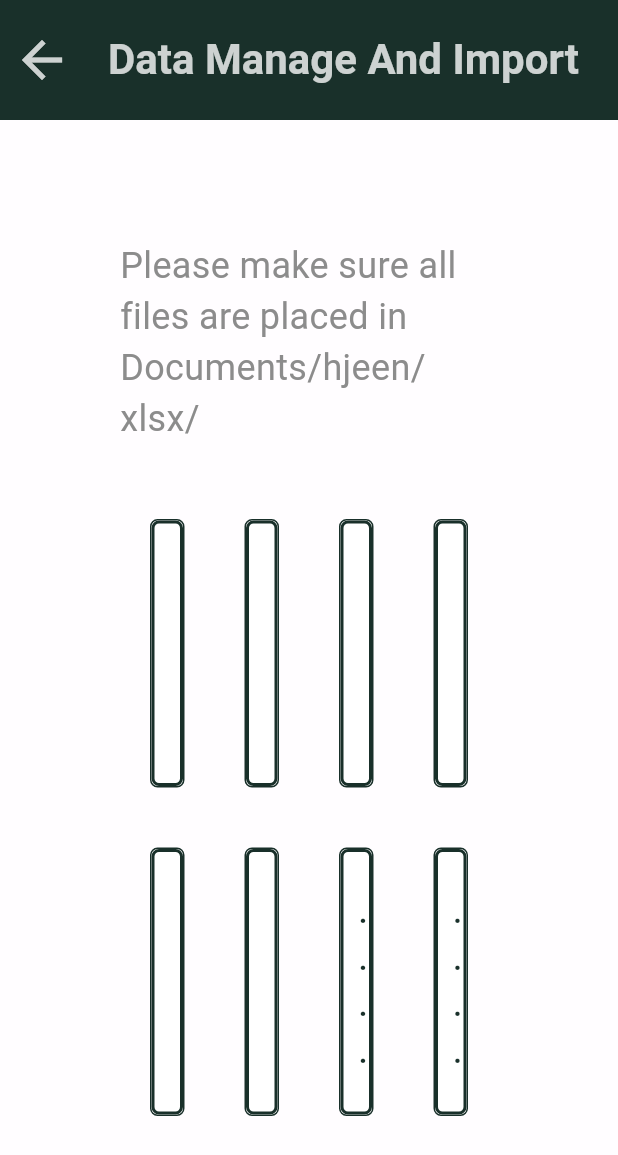
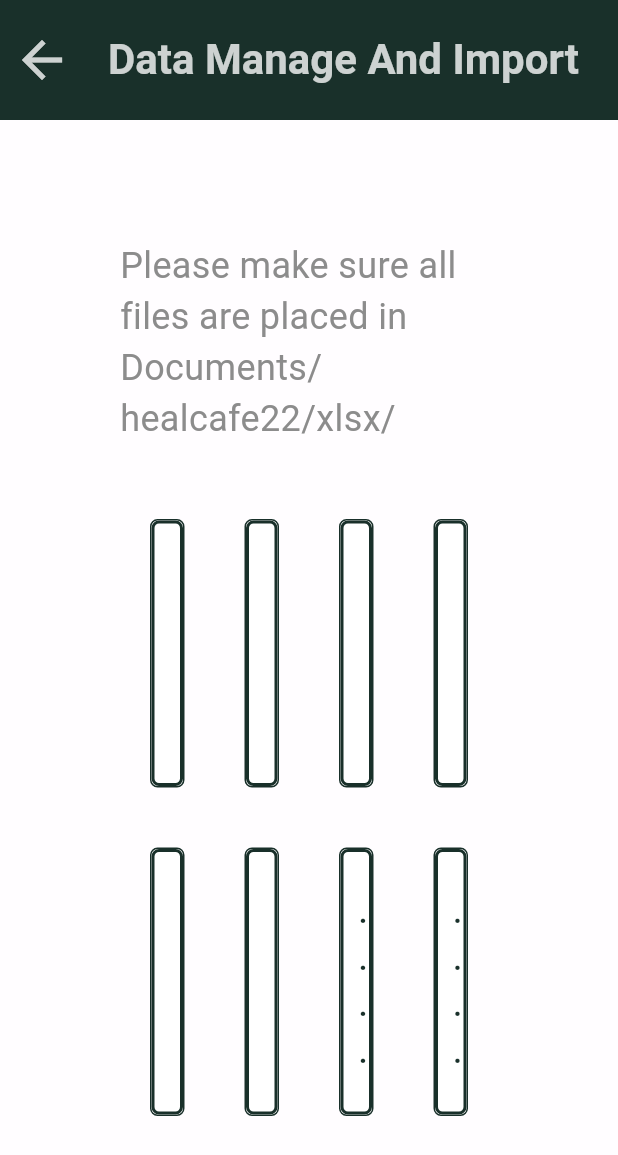
Before and after one commit to mood168/healcafe22, a Flutter app: the DataImport screen opened directly, on a phone screen of 412 x 824 dp. Shown: the top 1155 px of the screen. Run offline on Flutter 3.47's test engine with Material 3 defaults, Android fonts, the phone set to English and light mode, and no system bars; our stand-ins replace file_picker, flutter_keyboard_visibility, permission_handler, shared_preferences, smooth_page_indicator, sqflite and 1 more; missing offline and left inert: android_intent_plus, excel, spreadsheet_decoder, status_alert; accounts and stored records are empty.

Commit message:
1.顯示路徑已經修改 Documents/healcafe22/xlsx/ 2.products.xslx 管線與容量修改

```diff
--- a/lib/pages/constant.dart
+++ b/lib/pages/constant.dart
@@ -51,7 +51,7 @@ class AllConstants {
   var systemPassWord = '0000';
   static var robotUse = false;
   var routerIP = '192.168.66.77';
-  var softVersion = 'V3_HealCafe22_202502001';
+  var softVersion = 'V3_HealCafe22_202502003';
   static var showPrice = true;
   static var showEnglish = true;
   static var isDrinkMade = false;
--- a/lib/pages/data_import.dart
+++ b/lib/pages/data_import.dart
@@ -556,7 +556,7 @@ class _DataImportState extends State<DataImport> {
                 crossAxisAlignment: CrossAxisAlignment.center,
                 children: [
                   Text(
-                    showEnglish ? 'Please make sure all files are placed in Documents/hjeen/xlsx/' : '請確定所有導入檔案都是正確的放置在 Documents 目錄中的 hjeen/xlsx/ 文件夾中',
+                    showEnglish ? 'Please make sure all files are placed in Documents/healcafe22/xlsx/' : '請確定所有導入檔案都是正確的放置在 Documents 目錄中的 healcafe22/xlsx/ 文件夾中',
                     style: const TextStyle(color: healLightGrey, fontSize: 24),
                   ),
                   const SizedBox(height: 50),
@@ -983,7 +983,7 @@ class _DataImportState extends State<DataImport> {
                                   alignment: Alignment.center,
                                   // color: healDarkGrey,
                                   child: Text(
-                                    showEnglish ? 'File does not exist, please place it in Documents/hjeen/xlsx/' : '檔案不存在, 請先放置檔案再重試',
+                                    showEnglish ? 'File does not exist, please place it in Documents/healcafe22/xlsx/' : '檔案不存在, 請先放置檔案再重試',
                                     style: const TextStyle(fontSize: 24.0, color: colorWhite80),
                                   ),
                                 ),
@@ -1683,7 +1683,7 @@ class _DataImportState extends State<DataImport> {
                                   alignment: Alignment.center,
                                   // color: healDarkGrey,
                                   child: Text(
-                                    showEnglish ? 'File does not exist, please place it in Documents/hjeen/xlsx/' : '檔案不存在, 請先放置檔案再重試',
+                                    showEnglish ? 'File does not exist, please place it in Documents/healcafe22/xlsx/' : '檔案不存在, 請先放置檔案再重試',
                                     style: const TextStyle(fontSize: 24.0, color: colorWhite80),
                                   ),
                                 ),
@@ -2625,7 +2625,7 @@ class _DataImportState extends State<DataImport> {
                                   alignment: Alignment.center,
                                   // color: healDarkGrey,
                                   child: Text(
-                                    showEnglish ? 'File does not exist, please place it in Documents/hjeen/xlsx/' : '檔案不存在, 請先放置檔案再重試',
+                                    showEnglish ? 'File does not exist, please place it in Documents/healcafe22/xlsx/' : '檔案不存在, 請先放置檔案再重試',
                                     style: const TextStyle(fontSize: 24.0, color: colorWhite80),
                                   ),
                                 ),
@@ -3284,7 +3284,7 @@ class _DataImportState extends State<DataImport> {
                                   alignment: Alignment.center,
                                   // color: healDarkGrey,
                                   child: Text(
-                                    showEnglish ? 'File does not exist, please place it in Documents/hjeen/xlsx/' : '檔案不存在, 請先放置檔案再重試',
+                                    showEnglish ? 'File does not exist, please place it in Documents/healcafe22/xlsx/' : '檔案不存在, 請先放置檔案再重試',
                                     style: const TextStyle(fontSize: 24.0, color: colorWhite80),
                                   ),
                                 ),
@@ -3602,7 +3602,7 @@ class _DataImportState extends State<DataImport> {
                                   alignment: Alignment.center,
                                   // color: healDarkGrey,
                                   child: Text(
-                                    showEnglish ? 'File does not exist, please place it in Documents/hjeen/xlsx/' : '檔案不存在, 請先放置檔案再重試',
+                                    showEnglish ? 'File does not exist, please place it in Documents/healcafe22/xlsx/' : '檔案不存在, 請先放置檔案再重試',
                                     style: const TextStyle(fontSize: 24.0, color: colorWhite80),
                                   ),
                                 ),
```
Also changed, not shown: lib/pages/cup_size_page.dart (+5 -8 lines), lib/pages/drink_is_ready.dart (+5 -16 lines), lib/pages/hot_cold_page.dart (+5 -8 lines), lib/pages/make_drink_page.dart (+15 -15 lines), lib/pages/pouring.dart (+15 -28 lines).
